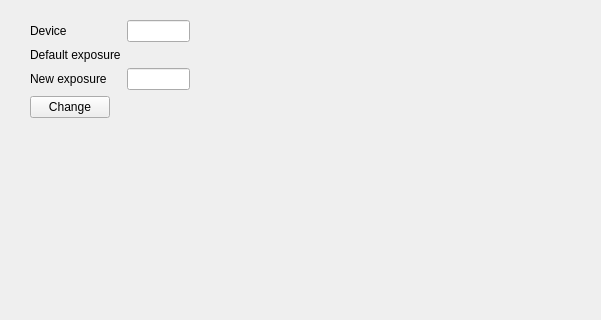
Old version of the form src/webcam_settings.ui in the repository antonioborondo/webcam_settings; both pictures show x 0 to 601 and y 0 to 320 of the 800 by 600 pixel window.
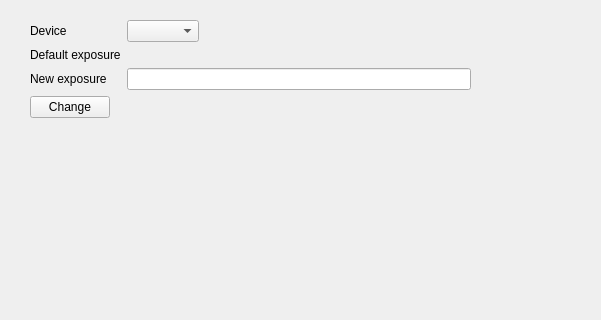
New version of the form.

Commit message: List devices (#5)

What changed in the file:
```diff
--- a/src/webcam_settings.ui
+++ b/src/webcam_settings.ui
@@ -19,11 +19,14 @@
      <rect>
       <x>30</x>
       <y>20</y>
-      <width>160</width>
+      <width>441</width>
       <height>108</height>
      </rect>
     </property>
     <layout class="QFormLayout" name="formLayout">
+     <property name="fieldGrowthPolicy">
+      <enum>QFormLayout::ExpandingFieldsGrow</enum>
+     </property>
      <item row="0" column="0">
       <widget class="QLabel" name="m_device_label">
        <property name="text">
@@ -31,9 +34,6 @@
        </property>
       </widget>
      </item>
-     <item row="0" column="1">
-      <widget class="QLineEdit" name="m_device_value"/>
-     </item>
      <item row="1" column="0">
       <widget class="QLabel" name="m_default_exposure_label">
        <property name="text">
@@ -65,6 +65,9 @@
        </property>
       </widget>
      </item>
+     <item row="0" column="1">
+      <widget class="QComboBox" name="m_devices"/>
+     </item>
     </layout>
    </widget>
   </widget>
```
Left out of the diff: 4 changed lines with no effect on the pictures. The commit also changes 6 other files.
